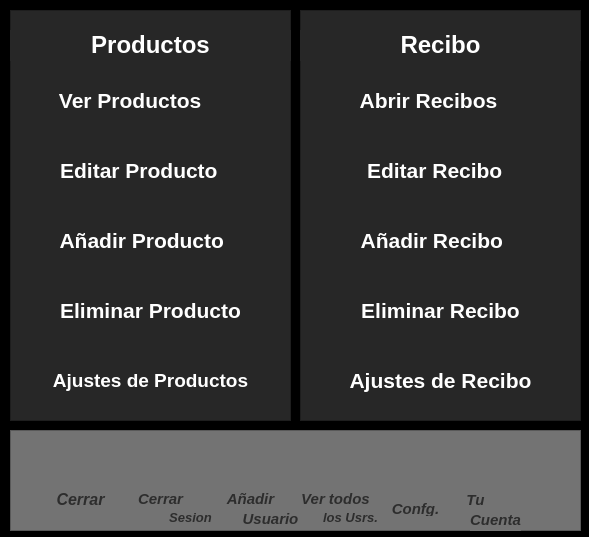
Old version of the form ui_file/main_window.ui in the repository MiguelAngelDominguez/Interfaz_Tienda_py.
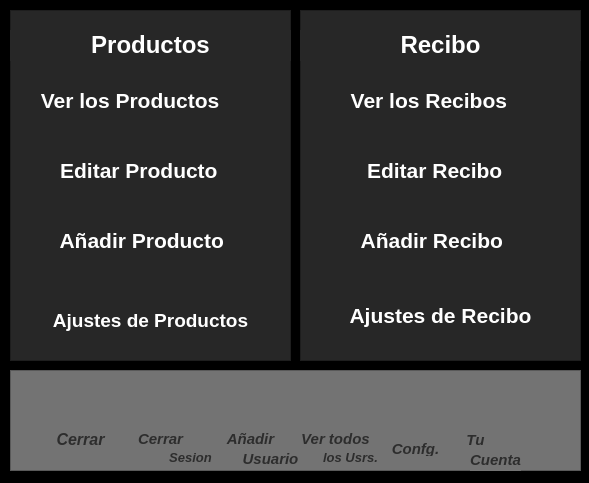
New version of the form. Icons and pictures are not drawn.

The edit to the form file:
```diff
--- a/ui_file/main_window.ui
+++ b/ui_file/main_window.ui
@@ -7,7 +7,7 @@
     <x>0</x>
     <y>0</y>
     <width>589</width>
-    <height>537</height>
+    <height>483</height>
    </rect>
   </property>
   <property name="windowTitle">
@@ -23,7 +23,7 @@
      <x>10</x>
      <y>10</y>
      <width>281</width>
-     <height>411</height>
+     <height>351</height>
     </rect>
    </property>
    <property name="styleSheet">
@@ -75,7 +75,7 @@
 }</string>
     </property>
     <property name="text">
-     <string>Ver Productos       </string>
+     <string>Ver los Productos       </string>
     </property>
     <property name="icon">
      <iconset>
@@ -203,69 +203,13 @@
      <bool>true</bool>
     </property>
    </widget>
-   <widget class="QPushButton" name="Eliminar_Productos">
-    <property name="geometry">
-     <rect>
-      <x>10</x>
-      <y>270</y>
-      <width>261</width>
-      <height>61</height>
-     </rect>
-    </property>
-    <property name="font">
-     <font>
-      <pointsize>16</pointsize>
-      <weight>75</weight>
-      <bold>true</bold>
-     </font>
-    </property>
-    <property name="cursor">
-     <cursorShape>PointingHandCursor</cursorShape>
-    </property>
-    <property name="focusPolicy">
-     <enum>Qt::NoFocus</enum>
-    </property>
-    <property name="styleSheet">
-     <string notr="true">*{
-color: rgb(255, 255, 255);
-}
-
-QPushButton:hover
-{
-	border-style: solid;
-   	background-color:#3a3a3a;
-
-}
-
-QPushButton:pressed
-{
-	 	background-color:#1e1e1e;
-}</string>
-    </property>
-    <property name="text">
-     <string>Eliminar Producto</string>
-    </property>
-    <property name="icon">
-     <iconset>
-      <normaloff>../assets/icons/new/art_pint/bloqueador.png</normaloff>../assets/icons/new/art_pint/bloqueador.png</iconset>
-    </property>
-    <property name="iconSize">
-     <size>
-      <width>50</width>
-      <height>50</height>
-     </size>
-    </property>
-    <property name="flat">
-     <bool>true</bool>
-    </property>
-   </widget>
    <widget class="QPushButton" name="Ajustes_Productos">
     <property name="geometry">
      <rect>
-      <x>10</x>
-      <y>340</y>
-      <width>261</width>
-      <height>61</height>
+      <x>0</x>
+      <y>270</y>
+      <width>281</width>
+      <height>81</height>
      </rect>
     </property>
     <property name="font">
@@ -284,6 +228,7 @@
     <property name="styleSheet">
      <string notr="true">*{
 color: rgb(255, 255, 255);
+background-color: rgb(35, 35, 35);
 }
 
 QPushButton:hover
@@ -333,7 +278,7 @@
    <property name="geometry">
     <rect>
      <x>10</x>
-     <y>430</y>
+     <y>370</y>
      <width>571</width>
      <height>101</height>
     </rect>
@@ -752,7 +697,7 @@
      <x>300</x>
      <y>10</y>
      <width>281</width>
-     <height>411</height>
+     <height>351</height>
     </rect>
    </property>
    <property name="styleSheet">
@@ -804,7 +749,7 @@
 }</string>
     </property>
     <property name="text">
-     <string> Abrir Recibos     </string>
+     <string> Ver los Recibos     </string>
     </property>
     <property name="icon">
      <iconset>
@@ -932,69 +877,13 @@
      <bool>true</bool>
     </property>
    </widget>
-   <widget class="QPushButton" name="Delate_Recibo">
-    <property name="geometry">
-     <rect>
-      <x>10</x>
-      <y>270</y>
-      <width>261</width>
-      <height>61</height>
-     </rect>
-    </property>
-    <property name="font">
-     <font>
-      <pointsize>16</pointsize>
-      <weight>75</weight>
-      <bold>true</bold>
-     </font>
-    </property>
-    <property name="cursor">
-     <cursorShape>PointingHandCursor</cursorShape>
-    </property>
-    <property name="focusPolicy">
-     <enum>Qt::NoFocus</enum>
-    </property>
-    <property name="styleSheet">
-     <string notr="true">*{
-color: rgb(255, 255, 255);
-}
-
-QPushButton:hover
-{
-	border-style: solid;
-   	background-color:#3a3a3a;
-
-}
-
-QPushButton:pressed
-{
-	 	background-color:#1e1e1e;
-}</string>
-    </property>
-    <property name="text">
-     <string>Eliminar Recibo</string>
-    </property>
-    <property name="icon">
-     <iconset>
-      <normaloff>../assets/icons/new/art_pint/archivo.png</normaloff>../assets/icons/new/art_pint/archivo.png</iconset>
-    </property>
-    <property name="iconSize">
-     <size>
-      <width>50</width>
-      <height>50</height>
-     </size>
-    </property>
-    <property name="flat">
-     <bool>true</bool>
-    </property>
-   </widget>
    <widget class="QPushButton" name="Ajustes_Recibo">
     <property name="geometry">
      <rect>
-      <x>10</x>
-      <y>340</y>
-      <width>261</width>
-      <height>61</height>
+      <x>0</x>
+      <y>270</y>
+      <width>281</width>
+      <height>71</height>
      </rect>
     </property>
     <property name="font">
@@ -1013,6 +902,7 @@
     <property name="styleSheet">
      <string notr="true">*{
 color: rgb(255, 255, 255);
+
 }
 
 QPushButton:hover
```
Left out of the diff: 8 changed lines with no effect on the pictures.
